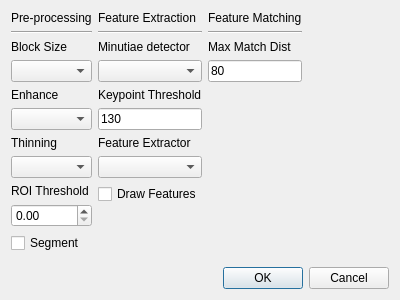
The window that Proyecto-Final/configdialog.ui (nlandau91/Proyecto-Final) describes before a commit, drawn with Qt 5.
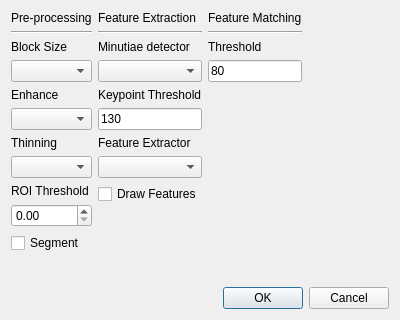
The same window after the commit.

What changed in the file:
```diff
--- a/Proyecto-Final/configdialog.ui
+++ b/Proyecto-Final/configdialog.ui
@@ -7,7 +7,7 @@
     <x>0</x>
     <y>0</y>
     <width>400</width>
-    <height>300</height>
+    <height>320</height>
    </rect>
   </property>
   <property name="windowTitle">
@@ -224,7 +224,7 @@
        <item>
         <widget class="QLabel" name="label_5">
          <property name="text">
-          <string>Max Match Dist</string>
+          <string>Threshold</string>
          </property>
         </widget>
        </item>
```
Left out of the diff: 2 changed lines with no effect on the pictures.
